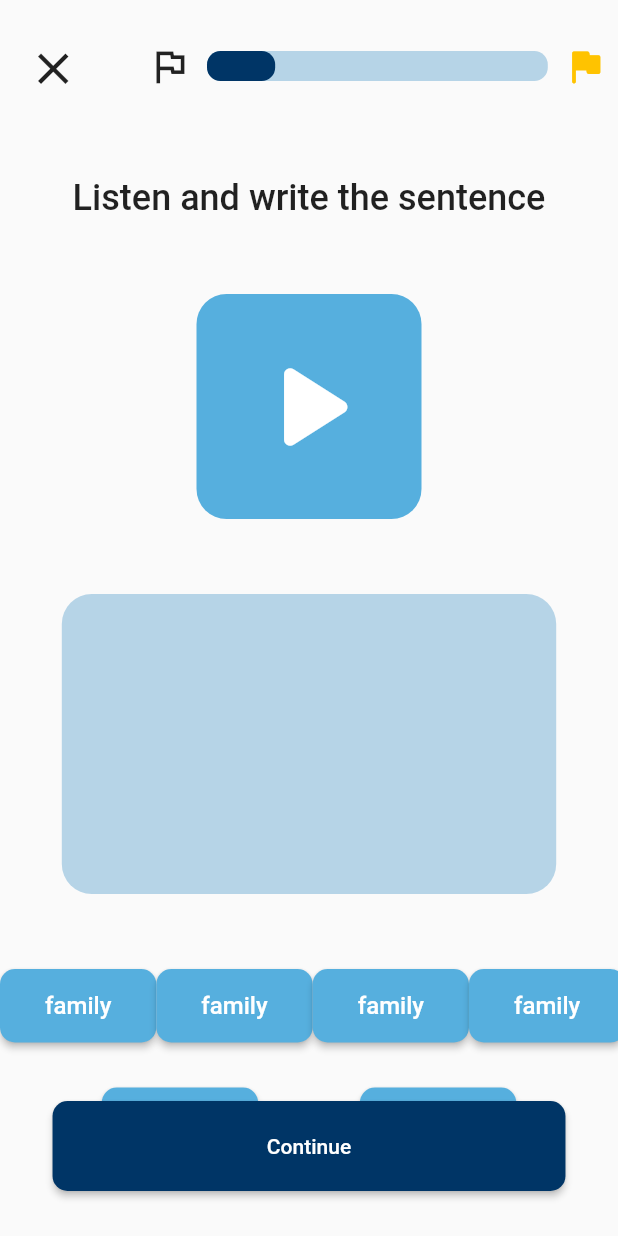
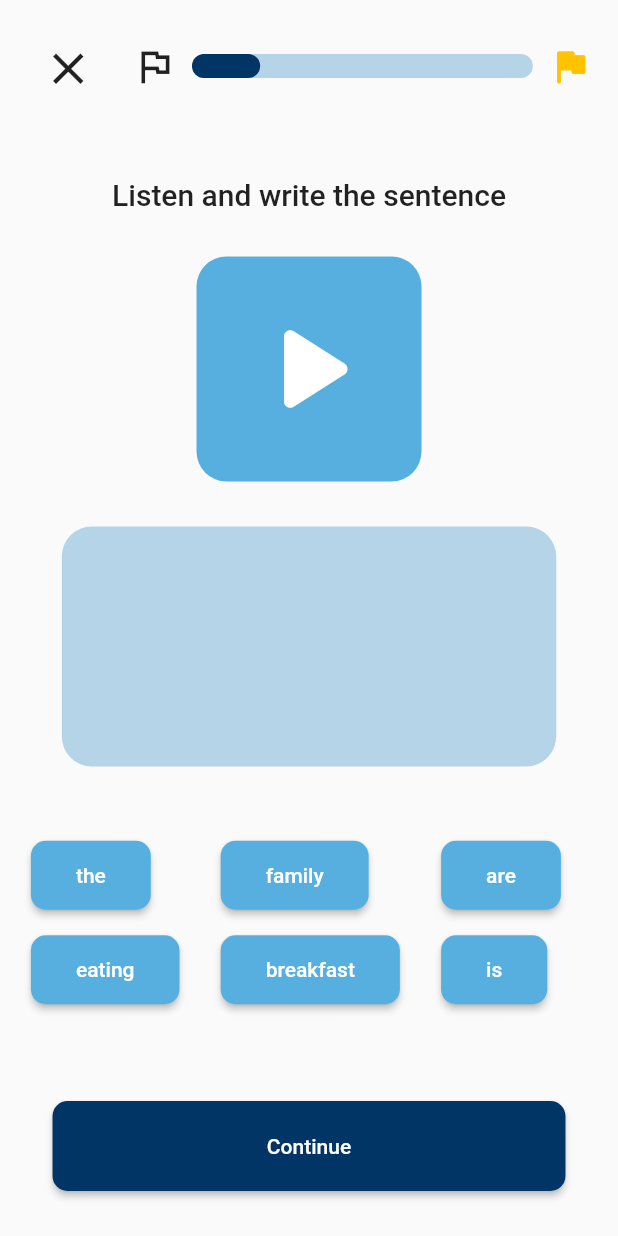
Before and after one commit to rozuke/eie-mobile-app, a Flutter app: the ExerciseLaboratory1Screen screen opened directly, on a phone screen of 412 x 824 dp. Run offline on Flutter 3.47's test engine with Material 2 defaults, Android fonts, the light colour scheme and no system bars; drawn by our look-alikes of flutter_layout_grid, percent_indicator; our stand-ins replace audioplayers, flutter_svg.

Commit message:
Resize screens to Samsung A50 resolution

```diff
--- a/lib/src/screens/books_screen.dart
+++ b/lib/src/screens/books_screen.dart
@@ -103,7 +103,7 @@ List<Item> generateItems(int numberOfItems) {
 
 
 Widget _LevelBook() {
-  List<Item> _data = generateItems(1);
+
   return const ExpansionTile(
     collapsedBackgroundColor: Colors.white,
     backgroundColor: Colors.white,
--- a/lib/src/screens/exercise_type_lab1.dart
+++ b/lib/src/screens/exercise_type_lab1.dart
@@ -3,6 +3,7 @@ import 'package:eie_mobile_app/src/widgets/sound_icon_button.dart';
 import 'package:flutter/material.dart';
 import 'package:audioplayers/audioplayers.dart';
 import 'package:eie_mobile_app/src/widgets/widgets.dart';
+import 'package:flutter_layout_grid/flutter_layout_grid.dart';
 
 
 class ExerciseLaboratory1Screen extends StatefulWidget {
@@ -21,53 +22,30 @@ class _ExerciseLaboratory1ScreenState extends State<ExerciseLaboratory1Screen> {
   Widget build(BuildContext context) {
     var width = MediaQuery.of(context).size.width;
     return Scaffold(
-      body: Stack(
-        children: [
-          Column(
+      body: Column(
         children: [
           SafeArea(child: ProgresBar()),
           SizedBox(height: 30),
-              Text('Listen and write the sentence', style: TextStyle(fontSize: 24, fontWeight: FontWeight.w500)),
-              SizedBox(height: 50),
+          Text('Listen and write the sentence', style: TextStyle(fontSize: 20, fontWeight: FontWeight.w500)),
+          SizedBox(height: 30),
           SoundIconButton(soundUrl: url),
-              SizedBox(height: 50),
+          SizedBox(height: 30),
           Container(
-                height: 200,
+            height: 160,
             width: width * 0.8,
             decoration: BoxDecoration(
               color: ThemeApp.lightBlueColor,
               borderRadius: BorderRadius.circular(20)
             ),
             ),
-              SizedBox(height: 50),
-              Row(
-                mainAxisAlignment: MainAxisAlignment.spaceAround,
-                children: [
-                  LabelButton(text: 'family', isAdjustable: true),
-                  LabelButton(text: 'family', isAdjustable: true),
-                  LabelButton(text: 'family', isAdjustable: true),
-                  LabelButton(text: 'family', isAdjustable: true),
+          Flexible(child: SizedBox(height: 50)),
+          _GridLabels(),
+          Spacer(),
+          Padding(
+            padding: const EdgeInsets.only(bottom: 30),
+            child: CustomELevatedButton(text: 'Continue', height: 60, width: width * 0.83,),
+          )
 
-                ],
-              ),
-              SizedBox(height: 30),
-              Row(
-                mainAxisAlignment: MainAxisAlignment.spaceEvenly,
-                children: [
-                  LabelButton(text: 'family', isAdjustable: true),
-                  LabelButton(text: 'family', isAdjustable: true),
-                ],
-              )
-            ],
-          ),
-          Container(
-          margin: const EdgeInsets.only(bottom: 30),
-          child: Align(
-                  alignment: Alignment.bottomCenter,
-
-                  child: CustomELevatedButton(text: 'Continue', height: 60, width: width * 0.83,)
-                ),
-        )
         ],
       ),
     );
@@ -75,22 +53,69 @@ class _ExerciseLaboratory1ScreenState extends State<ExerciseLaboratory1Screen> {
 }
 
 
+// Row(
+//             mainAxisAlignment: MainAxisAlignment.spaceAround,
+//             children: [
+//               LabelButton(text: 'family', isAdjustable: true),
+//               LabelButton(text: 'family', isAdjustable: true),
+//               LabelButton(text: 'family', isAdjustable: true),
+//               LabelButton(text: 'family', isAdjustable: true),
+
+//             ],
+//           ),
+//           SizedBox(height: 30),
+//           Row(
+//             mainAxisAlignment: MainAxisAlignment.spaceEvenly,
+//             children: [
+//               LabelButton(text: 'family', isAdjustable: true),
+//               LabelButton(text: 'family', isAdjustable: true),
+//             ],
+//           )
+
+
 class _GridLabels extends StatelessWidget {
 
-  final List<Widget> labels;
+
 
   const _GridLabels({Key? key,
-    required this.labels
+
   }) : super(key: key);
 
   @override
   Widget build(BuildContext context) {
-    return Container(
-      child: Row(
-        children: [
+    final width = MediaQuery.of(context).size.width;
+    List<ObjetcT> labels = [
+      ObjetcT(1, 'the'),
+      ObjetcT(2, 'family'),
+      ObjetcT(3, 'are'),
+      ObjetcT(4, 'breakfast'),
+      ObjetcT(5, 'is'),
+      ObjetcT(6, 'eating'),
+    ];
+    // final Map<int,String> labels = { 1:'the', 2:'eating', 3:'is', 4: 'ares', 5: 'breakfast', 6: 'family'};
+    return SizedBox(
+      width: width * 0.9,
+      child: LayoutGrid(
+        columnGap: 10,
+        rowGap: 15,
+        areas: '''
+        L1 L2 L3
+        L6 L4 L5
+        L8 L7 L9
+        ''',
+        columnSizes: [auto, auto, auto],
+        rowSizes: [auto, auto, auto],
+        children: labels.map((label) => LabelButton(text: label.text, isAdjustable: true).inGridArea('L${label.pos}')).toList(),
+        ),
+    );
 
-        ],
-      )
-    );
   }
 }
+
+class ObjetcT{
+  final int pos;
+  final String text;
+
+  ObjetcT(this.pos, this.text);
+
+}
--- a/lib/src/screens/home_screen.dart
+++ b/lib/src/screens/home_screen.dart
@@ -32,9 +32,9 @@ class _BottomNavBar extends StatelessWidget {
       currentIndex: navigationModel.currentPage,
       onTap: (i) => navigationModel.currentPage = i,
       items: const [
-        BottomNavigationBarItem(icon: Icon(Icons.library_books, size: 30,), label: 'Books', backgroundColor: Colors.white),
-        BottomNavigationBarItem(icon: Icon(Icons.grid_view_sharp, size: 30), label: 'Activities', backgroundColor: Colors.white),
-        BottomNavigationBarItem(icon: Icon(Icons.person, size: 30), label: 'Profile'),
+        BottomNavigationBarItem(icon: Icon(Icons.library_books, size: 25,), label: 'Books', backgroundColor: Colors.white),
+        BottomNavigationBarItem(icon: Icon(Icons.grid_view_sharp, size: 25), label: 'Activities', backgroundColor: Colors.white),
+        BottomNavigationBarItem(icon: Icon(Icons.person, size: 25), label: 'Profile'),
       ],
       // backgroundColor: Colors.white
       backgroundColor: ThemeApp.primaryBlueColor,
--- a/lib/src/widgets/custom_app_bar.dart
+++ b/lib/src/widgets/custom_app_bar.dart
@@ -17,11 +17,11 @@ class CustomAppBar extends StatelessWidget
           children: [
             Container(
               margin: const EdgeInsets.only(right: 10),
-              width: 40,
-              height: 40,
+              width: 35,
+              height: 35,
               child: Image.asset('assets/logos/eie-logo.png'),
             ),
-            Text(title)
+            Text(title,style: TextStyle(fontWeight: FontWeight.w400),)
           ],
         ),
         elevation: 0,
--- a/lib/src/widgets/label_button.dart
+++ b/lib/src/widgets/label_button.dart
@@ -9,7 +9,7 @@ class LabelButton extends StatelessWidget {
   const LabelButton({Key? key,
     required this.text,
     required this.isAdjustable,
-    this.height = 70,
+    this.height = 60,
     this.width = 180}) : super(key: key);
 
   @override
@@ -31,7 +31,7 @@ class LabelButton extends StatelessWidget {
 
       ),
       onPressed: () {},
-      child: Text(text, style: TextStyle(fontSize: 16, fontWeight: FontWeight.w500),),
+      child: Text(text, style: TextStyle(fontWeight: FontWeight.w500),),
     );
   }
 }
--- a/lib/src/widgets/progres_bar.dart
+++ b/lib/src/widgets/progres_bar.dart
@@ -14,7 +14,7 @@ class ProgresBar extends StatelessWidget {
       child: Row(
         children: [
           Padding(
-            padding: const EdgeInsets.only(right: 40, left: 10),
+            padding: const EdgeInsets.only(right: 20, left: 20),
             child: IconButton(
               onPressed: (){} ,
               icon: const Icon(Icons.close, size: 35,)),
@@ -24,7 +24,7 @@ class ProgresBar extends StatelessWidget {
               const Icon(Icons.flag_outlined, size: 30,),
           LinearPercentIndicator(
             width: barSize,
-            lineHeight: 20.0,
+            lineHeight: 16.0,
             barRadius: const Radius.circular(9),
             percent: 0.2,
             backgroundColor: ThemeApp.lightBlueColor,
--- a/pubspec.yaml
+++ b/pubspec.yaml
@@ -27,6 +27,7 @@ dependencies:
   flutter_svg: ^1.1.1
   audioplayers: "0.20.1"
   provider: ^6.0.3
+  flutter_layout_grid: ^2.0.1
 
 dev_dependencies:
   flutter_test:
```
Also changed, not shown: lib/src/screens/activities_screen.dart (+16 -12 lines), lib/src/screens/exercise_type_ee1.dart (+14 -21 lines), lib/src/screens/exercise_type_ee2.dart (+15 -23 lines), lib/src/screens/exercise_type_h1.dart (+10 -13 lines), lib/src/screens/exercise_type_lab2.dart (+14 -19 lines), lib/src/screens/login.dart (+71 -33 lines), lib/src/screens/question_summary.dart (+10 -16 lines), lib/src/widgets/image_grid.dart (+65 -41 lines), lib/src/widgets/score_card.dart (+8 -7 lines), pubspec.lock. Lines whose indentation alone changed are shown as unchanged.
